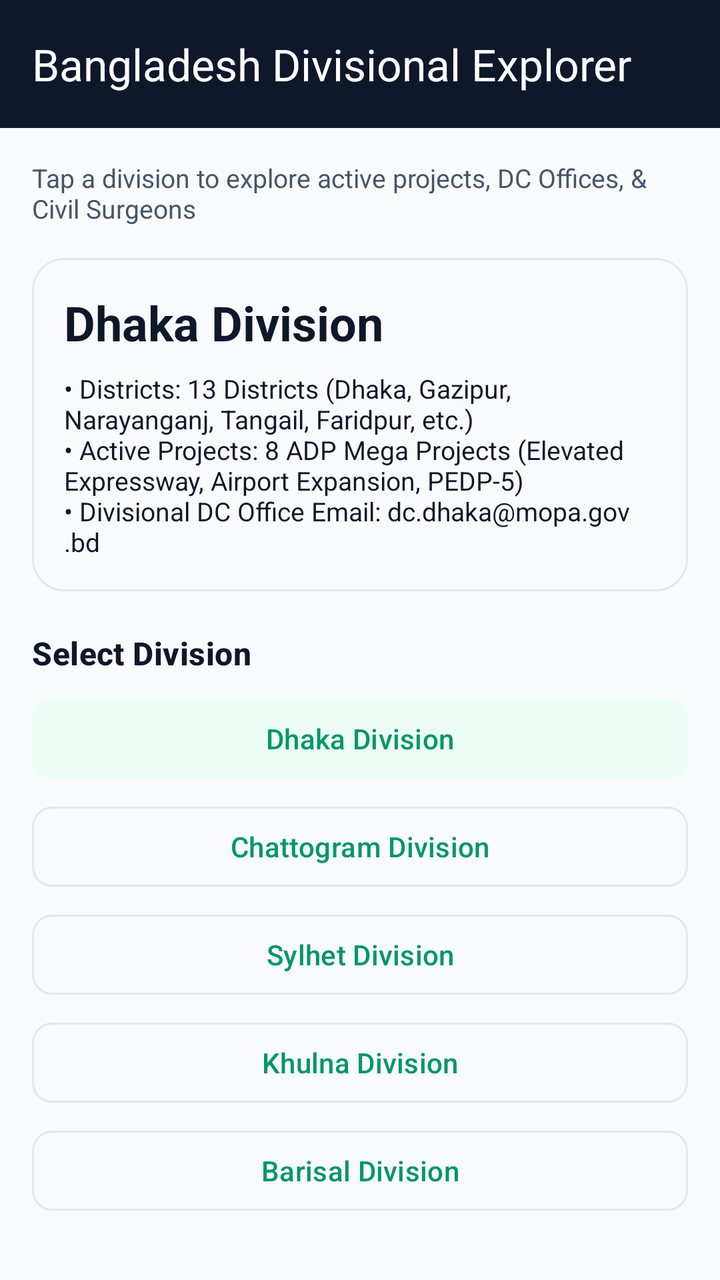
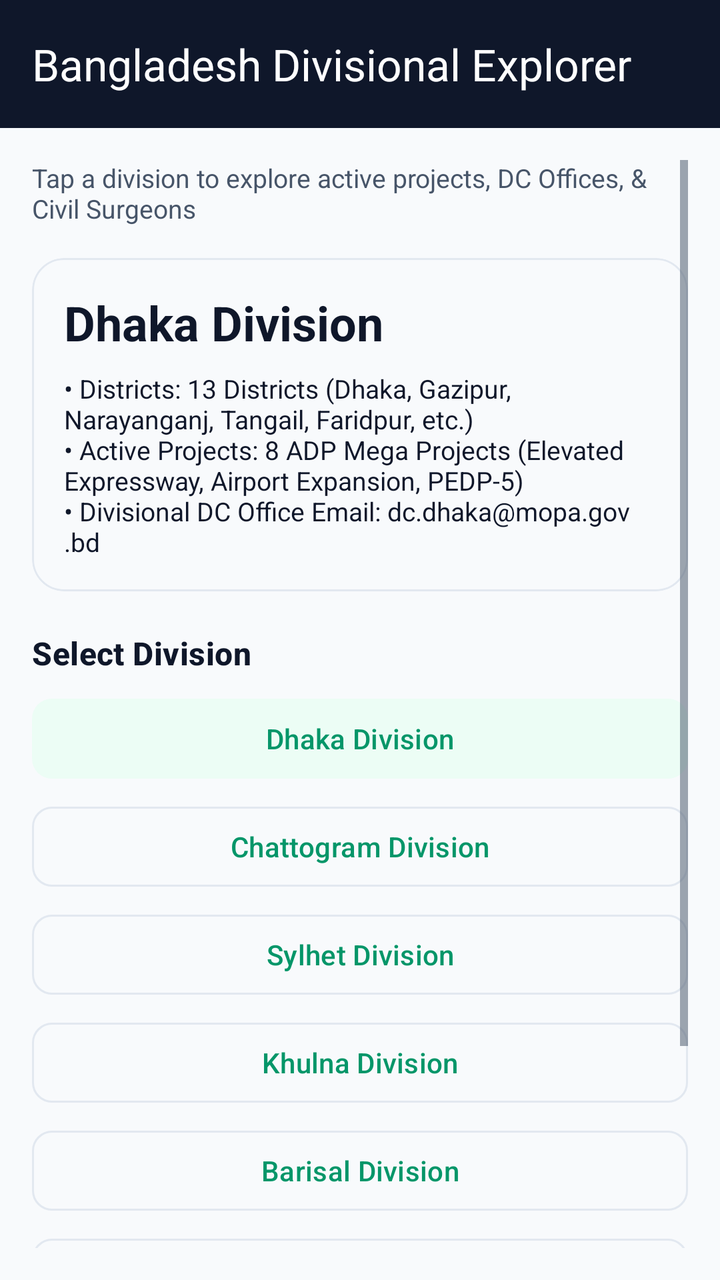

An Android layout rendered at two revisions. The XML below is the earlier revision; the diff shows what the commit changed to produce the second picture.
<!-- AndroidManifest.xml: application theme Theme.CivicLens -->
<!-- res/layout/activity_division_map.xml -->
<?xml version="1.0" encoding="utf-8"?>
<LinearLayout xmlns:android="http://schemas.android.com/apk/res/android"
    xmlns:app="http://schemas.android.com/apk/res-auto"
    android:layout_width="match_parent"
    android:layout_height="match_parent"
    android:background="@color/surface"
    android:orientation="vertical">

    <com.google.android.material.appbar.MaterialToolbar
        android:id="@+id/toolbar"
        android:layout_width="match_parent"
        android:layout_height="?attr/actionBarSize"
        android:background="@color/navy"
        app:navigationIconTint="@color/white"
        app:title="Bangladesh Divisional Explorer"
        app:titleTextColor="@color/white" />

    <ScrollView
        android:layout_width="match_parent"
        android:layout_height="match_parent"
        android:padding="16dp">

        <LinearLayout
            android:layout_width="match_parent"
            android:layout_height="wrap_content"
            android:orientation="vertical">

            <TextView
                android:layout_width="match_parent"
                android:layout_height="wrap_content"
                android:text="Tap a division to explore active projects, DC Offices, &amp; Civil Surgeons"
                android:textColor="@color/text_secondary"
                android:textSize="13sp" />

            <com.google.android.material.card.MaterialCardView
                android:layout_width="match_parent"
                android:layout_height="wrap_content"
                android:layout_marginTop="16dp"
                app:cardCornerRadius="16dp"
                app:cardElevation="0dp"
                app:strokeColor="@color/stroke"
                app:strokeWidth="1dp">

                <LinearLayout
                    android:layout_width="match_parent"
                    android:layout_height="wrap_content"
                    android:orientation="vertical"
                    android:padding="16dp">

                    <TextView
                        android:id="@+id/mapDivisionName"
                        android:layout_width="wrap_content"
                        android:layout_height="wrap_content"
                        android:text="Dhaka Division"
                        android:textAppearance="@style/TextAppearance.Material3.HeadlineSmall"
                        android:textColor="@color/navy"
                        android:textStyle="bold" />

                    <TextView
                        android:id="@+id/mapDivisionDetails"
                        android:layout_width="match_parent"
                        android:layout_height="wrap_content"
                        android:layout_marginTop="8dp"
                        android:text="• Districts: 13 Districts (Dhaka, Gazipur, Narayanganj, Tangail, Faridpur, etc.)\n• Active Projects: 8 ADP Mega Projects (Elevated Expressway, Airport Expansion, PEDP-5)\n• Divisional DC Office Email: dc.dhaka@mopa.gov.bd"
                        android:textColor="@color/navy"
                        android:textSize="13sp" />
                </LinearLayout>
            </com.google.android.material.card.MaterialCardView>

            <TextView
                android:layout_width="match_parent"
                android:layout_height="wrap_content"
                android:layout_marginTop="20dp"
                android:text="Select Division"
                android:textAppearance="@style/TextAppearance.Material3.TitleMedium"
                android:textColor="@color/navy"
                android:textStyle="bold" />

            <com.google.android.material.button.MaterialButton
                android:id="@+id/btnDhaka"
                style="@style/Widget.Material3.Button.TonalButton"
                android:layout_width="match_parent"
                android:layout_height="wrap_content"
                android:layout_marginTop="8dp"
                android:text="Dhaka Division"
                app:cornerRadius="10dp" />

            <com.google.android.material.button.MaterialButton
                android:id="@+id/btnChattogram"
                style="@style/Widget.Material3.Button.OutlinedButton"
                android:layout_width="match_parent"
                android:layout_height="wrap_content"
                android:layout_marginTop="6dp"
                android:text="Chattogram Division"
                app:cornerRadius="10dp" />

            <com.google.android.material.button.MaterialButton
                android:id="@+id/btnSylhet"
                style="@style/Widget.Material3.Button.OutlinedButton"
                android:layout_width="match_parent"
                android:layout_height="wrap_content"
                android:layout_marginTop="6dp"
                android:text="Sylhet Division"
                app:cornerRadius="10dp" />

            <com.google.android.material.button.MaterialButton
                android:id="@+id/btnKhulna"
                style="@style/Widget.Material3.Button.OutlinedButton"
                android:layout_width="match_parent"
                android:layout_height="wrap_content"
                android:layout_marginTop="6dp"
                android:text="Khulna Division"
                app:cornerRadius="10dp" />

            <com.google.android.material.button.MaterialButton
                android:id="@+id/btnBarisal"
                style="@style/Widget.Material3.Button.OutlinedButton"
                android:layout_width="match_parent"
                android:layout_height="wrap_content"
                android:layout_marginTop="6dp"
                android:text="Barisal Division"
                app:cornerRadius="10dp" />
        </LinearLayout>
    </ScrollView>
</LinearLayout>
<!-- resources referenced by this layout -->
<resources>
  <color name="navy">#0F172A</color>
  <color name="stroke">#E2E8F0</color>
  <color name="surface">#F8FAFC</color>
  <color name="text_secondary">#475569</color>
  <color name="white">#FFFFFF</color>
  <style name="Theme.CivicLens" parent="Theme.Material3.DayNight.NoActionBar">
          <item name="colorPrimary">@color/green</item>
          <item name="colorOnPrimary">@color/white</item>
          <item name="colorSecondary">@color/green</item>
          <item name="colorOnSecondary">@color/white</item>
          <item name="colorSecondaryContainer">@color/green_light</item>
          <item name="colorOnSecondaryContainer">@color/green</item>
          <item name="colorTertiary">@color/gold</item>
          <item name="colorSurface">@color/surface</item>
          <item name="colorOnSurface">@color/navy</item>
          <item name="colorOnSurfaceVariant">@color/text_secondary</item>
          <item name="colorOutline">@color/stroke</item>
          <item name="android:textColor">@color/navy</item>
          <item name="android:textColorPrimary">@color/navy</item>
          <item name="android:textColorSecondary">@color/text_secondary</item>
          <item name="android:textColorHint">@color/text_hint</item>
          <item name="android:editTextColor">@color/navy</item>
          <item name="android:windowBackground">@color/surface</item>
          <item name="android:statusBarColor">@color/navy_dark</item>
          <item name="android:navigationBarColor">@color/surface</item>
          <item name="android:windowLightStatusBar">false</item>
      </style>
  <color name="green">#059669</color>
  <color name="green_light">#ECFDF5</color>
  <color name="gold">#D97706</color>
  <color name="text_hint">#94A3B8</color>
  <color name="navy_dark">#020617</color>
</resources>

<!-- the commit's change to res/layout/activity_division_map.xml (unified diff, before → after) -->
@@ -120,6 +120,33 @@
                 android:layout_marginTop="6dp"
                 android:text="Barisal Division"
                 app:cornerRadius="10dp" />
+
+            <com.google.android.material.button.MaterialButton
+                android:id="@+id/btnRajshahi"
+                style="@style/Widget.Material3.Button.OutlinedButton"
+                android:layout_width="match_parent"
+                android:layout_height="wrap_content"
+                android:layout_marginTop="6dp"
+                android:text="Rajshahi Division"
+                app:cornerRadius="10dp" />
+
+            <com.google.android.material.button.MaterialButton
+                android:id="@+id/btnRangpur"
+                style="@style/Widget.Material3.Button.OutlinedButton"
+                android:layout_width="match_parent"
+                android:layout_height="wrap_content"
+                android:layout_marginTop="6dp"
+                android:text="Rangpur Division"
+                app:cornerRadius="10dp" />
+
+            <com.google.android.material.button.MaterialButton
+                android:id="@+id/btnMymensingh"
+                style="@style/Widget.Material3.Button.OutlinedButton"
+                android:layout_width="match_parent"
+                android:layout_height="wrap_content"
+                android:layout_marginTop="6dp"
+                android:text="Mymensingh Division"
+                app:cornerRadius="10dp" />
         </LinearLayout>
     </ScrollView>
 </LinearLayout>
